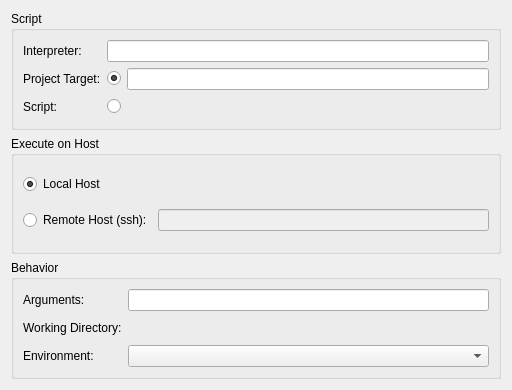
The window that plugins/executescript/scriptappconfig.ui (KDE/kdevelop) describes before a commit, drawn with Qt 5.
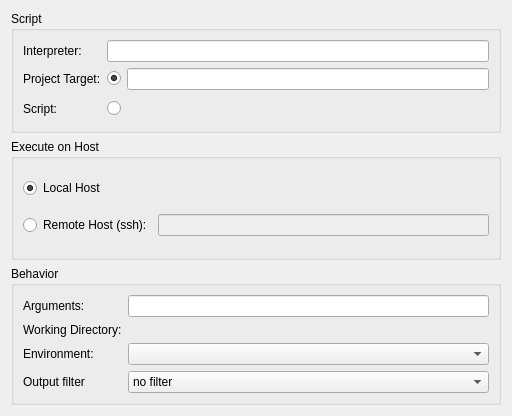
The same window after the commit. Custom widgets are drawn as their Qt base class.

Commit message: Implement choosing filtering strategy from with in execute script GUI

Patch:
```diff
--- a/plugins/executescript/scriptappconfig.ui
+++ b/plugins/executescript/scriptappconfig.ui
@@ -7,7 +7,7 @@
     <x>0</x>
     <y>0</y>
     <width>512</width>
-    <height>390</height>
+    <height>416</height>
    </rect>
   </property>
   <layout class="QVBoxLayout" name="verticalLayout">
@@ -197,6 +197,40 @@
         </property>
        </widget>
       </item>
+      <item row="3" column="1">
+       <widget class="QComboBox" name="outputFilteringMode">
+        <property name="toolTip">
+         <string>Select the filter to applied to the output. E.g. to mark errors with red text</string>
+        </property>
+        <item>
+         <property name="text">
+          <string>no filter</string>
+         </property>
+        </item>
+        <item>
+         <property name="text">
+          <string>compiler filter</string>
+         </property>
+        </item>
+        <item>
+         <property name="text">
+          <string>script error filter</string>
+         </property>
+        </item>
+        <item>
+         <property name="text">
+          <string>static analysis filter</string>
+         </property>
+        </item>
+       </widget>
+      </item>
+      <item row="3" column="0">
+       <widget class="QLabel" name="label_6">
+        <property name="text">
+         <string>Output filter</string>
+        </property>
+       </widget>
+      </item>
      </layout>
     </widget>
    </item>
```
The commit also changes 6 other files.
